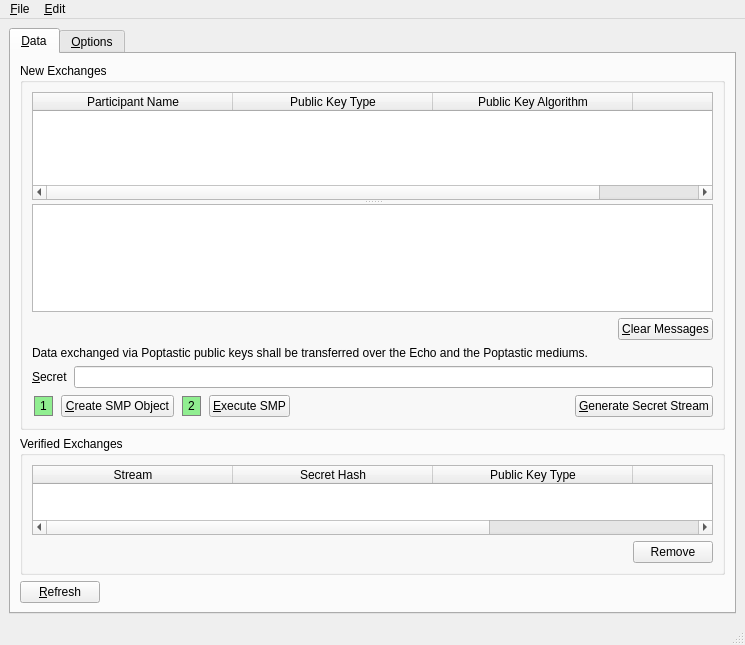
Before: the Qt Designer form branches/trunk/UI/spot-on-smpwindow.ui in textbrowser/spot-on, drawn with Qt 5.
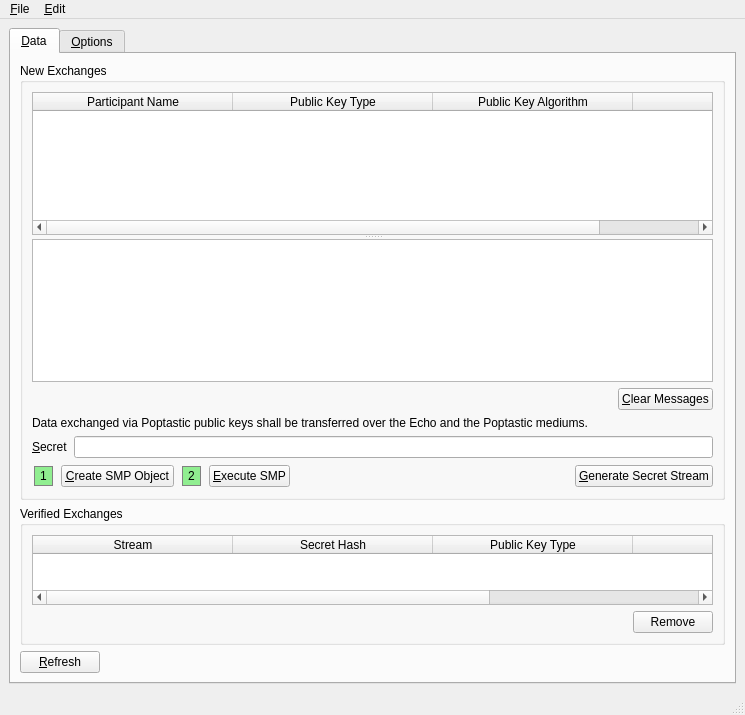
After: the same form once the commit is applied. Icons and pictures are not drawn.

Patch:
```diff
--- a/branches/trunk/UI/spot-on-smpwindow.ui
+++ b/branches/trunk/UI/spot-on-smpwindow.ui
@@ -7,7 +7,7 @@
     <x>0</x>
     <y>0</y>
     <width>745</width>
-    <height>645</height>
+    <height>715</height>
    </rect>
   </property>
   <property name="windowIcon">
```
Left out of the diff: 2 changed lines with no effect on the pictures.
